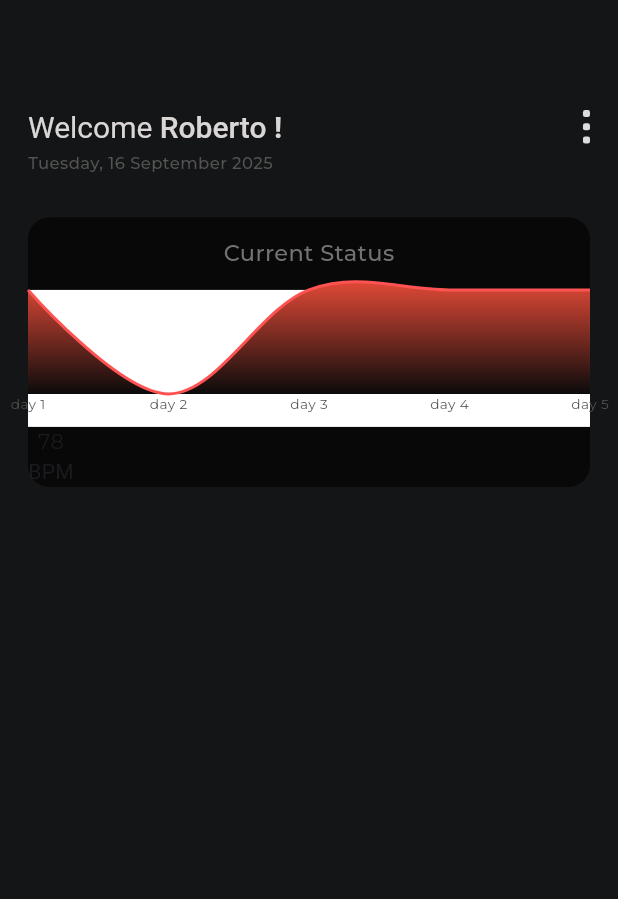
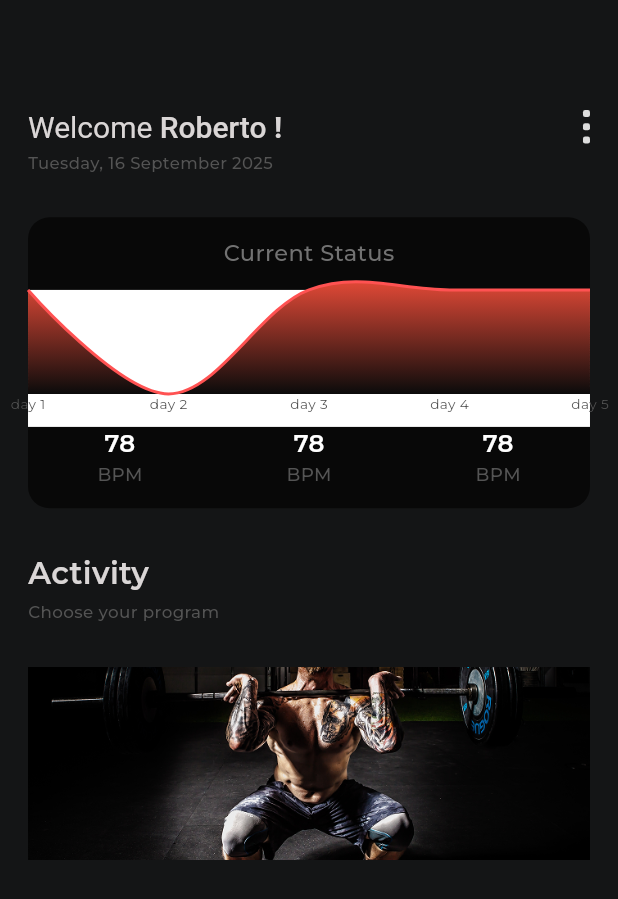
Before and after one commit to ak-abdullah/Fitness-App, a Flutter app: the HomeScreen screen opened directly, on a phone screen of 412 x 824 dp. Shown: the top 899 px of the screen. Run offline on Flutter 3.47's test engine with Material 3 defaults, Android fonts, the light colour scheme and no system bars; drawn by our look-alikes of fl_chart; our stand-ins replace flutter_screenutil, flutter_svg, get, go_router, google_fonts, wakelock_plus.

Commit message:
Activity Card In Progress

```diff
--- a/lib/core/themes.dart
+++ b/lib/core/themes.dart
@@ -20,5 +20,8 @@ class AppTheme {
   static const Color currentStatusColor = Color(0xFF080808);
   static const Color currentStatusTextColor = Color(0xFF727272);
   static const Color lineChartLabelColor = Color(0xFF545454);
+  static const Color currentStatusLabelColor = Color(0xFF545454);
+  static const Color activityColor = Color(0xFFDAD6D6);
+  static const Color chooseProgramColor = Color(0xFF545454);
 
 }
--- /dev/null
+++ b/lib/features/home/assets/home_images.dart
@@ -0,0 +1,5 @@
+class HomeImages {
+  static const String buildYourBody = 'assets/images/home/build_your_body.png';
+  static const String findMoreStyle = 'assets/images/home/find_more_style.png';
+  static const String trainingForBeginner = 'assets/images/home/training_for_beginner.png';
+}
--- a/lib/features/home/view/home_screen.dart
+++ b/lib/features/home/view/home_screen.dart
@@ -1,4 +1,5 @@
 import 'package:fitness_app/core/themes.dart';
+import 'package:fitness_app/features/home/assets/home_images.dart';
 import 'package:fl_chart/fl_chart.dart';
 import 'package:flutter/cupertino.dart';
 import 'package:flutter/material.dart';
@@ -7,6 +8,7 @@ import 'package:flutter_svg/svg.dart';
 import 'package:google_fonts/google_fonts.dart';
 import 'package:intl/intl.dart';
 
+import 'widgets/activity_header.dart';
 import 'widgets/custom_linear_chart.dart';
 import 'widgets/welcome_header_with_icon_menu.dart';
 
@@ -25,9 +27,19 @@ class HomeScreen extends StatelessWidget {
           crossAxisAlignment: CrossAxisAlignment.start,
           children: [
             WelcomeHeaderWithIconMenu(),
-            SizedBox(height: 28.h,),
+            SizedBox(height: 28.h),
             CustomLinearChart(labels: labels, axisTitles: axisTitles),
-
+            SizedBox(height: 28.h),
+            ActivityHeader(),
+            SizedBox(height: 28.h),
+            // Image.asset()
+            Container(
+              height: 127.h,
+              width: double.infinity,
+              decoration: BoxDecoration(
+              image: DecorationImage(image: AssetImage(HomeImages.buildYourBody,),fit: BoxFit.cover),
+              ),
+            )
           ],
         ),
       ),
--- /dev/null
+++ b/lib/features/home/view/widgets/activity_header.dart
@@ -0,0 +1,36 @@
+import 'package:fitness_app/core/themes.dart';
+import 'package:flutter/material.dart';
+import 'package:flutter_screenutil/flutter_screenutil.dart';
+import 'package:google_fonts/google_fonts.dart';
+
+class ActivityHeader extends StatelessWidget {
+  const ActivityHeader({
+    super.key,
+  });
+
+  @override
+  Widget build(BuildContext context) {
+    return Column(
+      crossAxisAlignment: CrossAxisAlignment.start,
+      children: [
+        Text(
+          "Activity",
+          style: GoogleFonts.montserrat(
+            color: AppTheme.activityColor,
+            fontSize: 20.sp,
+            fontWeight: FontWeight.w600,
+          ),
+        ),
+        SizedBox(height: 4.h),
+        Text(
+          "Choose your program",
+          style: GoogleFonts.montserrat(
+            color: AppTheme.chooseProgramColor,
+            fontSize: 11.sp,
+            fontWeight: FontWeight.w500,
+          ),
+        ),
+      ],
+    );
+  }
+}
--- /dev/null
+++ b/lib/features/home/view/widgets/below_line_chart_header.dart
@@ -0,0 +1,38 @@
+import 'package:fitness_app/core/themes.dart';
+import 'package:flutter/material.dart';
+import 'package:flutter_screenutil/flutter_screenutil.dart';
+import 'package:google_fonts/google_fonts.dart';
+
+class BelowLineChartInfo extends StatelessWidget {
+  const BelowLineChartInfo({
+    super.key,
+    required this.reading,
+    required this.label,
+  });
+
+  final String reading;
+  final String label;
+  @override
+  Widget build(BuildContext context) {
+    return Column(
+      children: [
+        Text(
+          reading,
+          style: GoogleFonts.montserrat(
+            fontWeight: FontWeight.w600,
+            fontSize: 16.sp,
+            color: AppTheme.textColor,
+          ),
+        ),
+        Text(
+          label,
+          style: GoogleFonts.montserrat(
+            fontWeight: FontWeight.w500,
+            fontSize: 12.sp,
+            color: AppTheme.currentStatusLabelColor,
+          ),
+        ),
+      ],
+    );
+  }
+}
--- a/lib/features/home/view/widgets/custom_linear_chart.dart
+++ b/lib/features/home/view/widgets/custom_linear_chart.dart
@@ -1,4 +1,5 @@
 import 'package:fitness_app/core/themes.dart';
+import 'package:fitness_app/features/home/view/widgets/below_line_chart_header.dart';
 import 'package:fl_chart/fl_chart.dart';
 import 'package:flutter/material.dart';
 import 'package:flutter_screenutil/flutter_screenutil.dart';
@@ -49,9 +50,7 @@ class CustomLinearChart extends StatelessWidget {
                   rightTitles: axisTitles,
                   leftTitles: axisTitles,
                   bottomTitles: AxisTitles(
-
                     sideTitles: SideTitles(
-
                       showTitles: true,
                       interval: 1,
 
@@ -95,16 +94,18 @@ class CustomLinearChart extends StatelessWidget {
               ),
             ),
           ),
-          Row(
-            children: [
-              Column(
-                children: [
-                  Text('78', style: GoogleFonts.montserrat(),),
-                  Text('BPM'),
-                ],
-              )
-            ],
-          )
+          Padding(
+            padding: EdgeInsets.only(bottom: 14.h, left: 42.w, right: 42.w),
+            child: Row(
+              mainAxisAlignment: MainAxisAlignment.spaceBetween,
+              children: [
+
+                BelowLineChartInfo(reading: '78', label: 'BPM'),
+                BelowLineChartInfo(reading: '78', label: 'BPM'),
+                BelowLineChartInfo(reading: '78', label: 'BPM'),
+              ],
+            ),
+          ),
         ],
       ),
     );
--- a/lib/features/home/view/widgets/welcome_header_with_icon_menu.dart
+++ b/lib/features/home/view/widgets/welcome_header_with_icon_menu.dart
@@ -23,6 +23,7 @@ class WelcomeHeaderWithIconMenu extends StatelessWidget {
                 ),
                 children: [
                   TextSpan(
+
                     text: 'Welcome ',
                     style: TextStyle(fontWeight: FontWeight.w400),
                   ),
--- a/pubspec.yaml
+++ b/pubspec.yaml
@@ -71,6 +71,7 @@ flutter:
   assets:
     - assets/images/onboarding/
     - assets/images/auth/
+    - assets/images/home/
   #   - images/a_dot_ham.jpeg
 
   # An image asset can refer to one or more resolution-specific "variants", see
```
Also changed, not shown: assets/images/home/build_your_body.png (added), assets/images/home/find_more_style.png (added), assets/images/home/training _for _beginner.png (added), assets/images/onboarding/step1.png, assets/images/onboarding/step2.png, assets/images/onboarding/step3.png.
